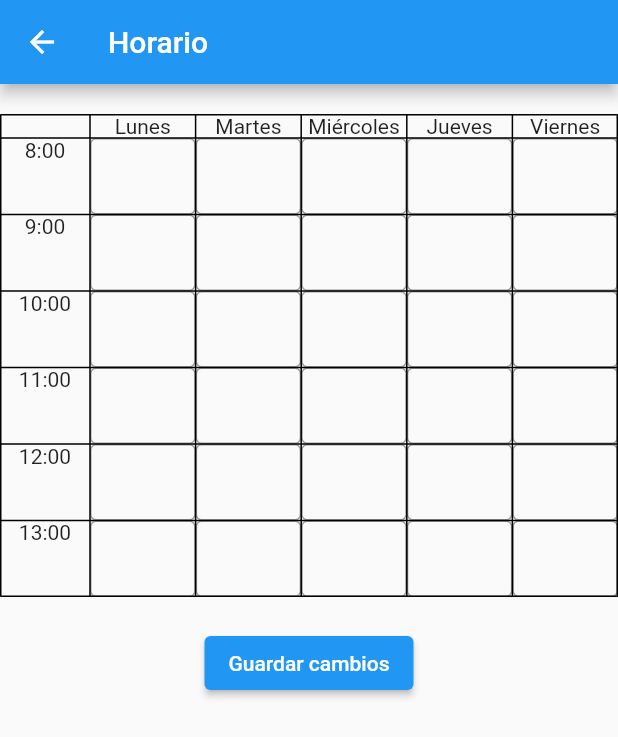
After one commit to iancarcha/portalempleado, a Flutter app: the MyHomePage screen opened directly, in the side drawer, after a tap on "Horario", on a phone screen of 412 x 824 dp. The commit adds this screen. Shown: the top 737 px of the screen. Run offline on Flutter 3.47's test engine with Material 2 defaults, Android fonts, the phone set to English and light mode, and no system bars; our stand-ins replace cloud_firestore, file_picker, firebase_auth, firebase_core, shared_preferences, table_calendar; accounts and stored records are empty.

Commit message:
quitado el eliminar cuenta, añadido horario hay q modificar q esta horrible y comunicaciones tmb q es puta basura y hace daño a la vista.

```diff
--- /dev/null
+++ b/lib/Horario.dart
@@ -0,0 +1,136 @@
+import 'package:flutter/material.dart';
+import 'package:cloud_firestore/cloud_firestore.dart';
+
+class Horario extends StatefulWidget {
+  const Horario({Key? key}) : super(key: key);
+
+  @override
+  _HorarioState createState() => _HorarioState();
+}
+
+class _HorarioState extends State<Horario> {
+  // Días de la semana
+  final List<String> _diasSemana = ['Lunes', 'Martes', 'Miércoles', 'Jueves', 'Viernes'];
+
+  // Horario actual
+  Map<String, List<String>> _horario = {
+    'Lunes': ['', '', '', '', '', ''],
+    'Martes': ['', '', '', '', '', ''],
+    'Miércoles': ['', '', '', '', '', ''],
+    'Jueves': ['', '', '', '', '', ''],
+    'Viernes': ['', '', '', '', '', ''],
+  };
+
+  // Controladores de texto para las celdas de la tabla
+  List<List<TextEditingController>> _controllers = [
+    [for (var i = 0; i < 6; i++) TextEditingController()],
+    [for (var i = 0; i < 6; i++) TextEditingController()],
+    [for (var i = 0; i < 6; i++) TextEditingController()],
+    [for (var i = 0; i < 6; i++) TextEditingController()],
+    [for (var i = 0; i < 6; i++) TextEditingController()],
+  ];
+
+  @override
+  void initState() {
+    super.initState();
+    // Inicializar los controladores de texto con los valores del horario actual
+    for (var i = 0; i < 5; i++) {
+      for (var j = 0; j < 6; j++) {
+        _controllers[i][j].text = _horario[_diasSemana[i]]![j];
+      }
+    }
+  }
+
+  @override
+  Widget build(BuildContext context) {
+    return Scaffold(
+      appBar: AppBar(
+        title: Text('Horario'),
+      ),
+      body: SingleChildScrollView(
+        child: Column(
+          children: [
+            SizedBox(height: 20),
+            Table(
+              border: TableBorder.all(),
+              columnWidths: {
+                0: FixedColumnWidth(60),
+                1: FlexColumnWidth(),
+                2: FlexColumnWidth(),
+                3: FlexColumnWidth(),
+                4: FlexColumnWidth(),
+                5: FlexColumnWidth(),
+              },
+              children: [
+                // Encabezado de la tabla
+                TableRow(
+                  children: [
+                    SizedBox(),
+                    for (var dia in _diasSemana) TableCell(
+                      child: Center(child: Text(dia)),
+                    ),
+                  ],
+                ),
+                // Filas de la tabla con el horario actual
+                for (var hora = 8; hora < 14; hora++) TableRow(
+                  children: [
+                    TableCell(
+                      child: Center(child: Text('$hora:00')),
+                    ),
+                    for (var i = 0; i < 5; i++) TableCell(
+                      child: TextField(
+                        controller: _controllers[i][hora - 8],
+                        decoration: InputDecoration(
+                          border: OutlineInputBorder(),
+                          isDense: true,
+                        ),
+                        textAlign: TextAlign.center,
+                      ),
+                    ),
+                  ],
+                ),
+              ],
+            ),
+            SizedBox(height: 20),
+            ElevatedButton(
+              onPressed: _guardarCambios,
+              child: Text('Guardar cambios'),
+            ),
+          ],
+        ),
+      ),
+    );
+
+  }
+  void _guardarCambios() {
+    // Obtener una instancia de la clase FirebaseFirestore
+    FirebaseFirestore firestore = FirebaseFirestore.instance;
+
+    // Obtener una referencia a la colección "horarios"
+    CollectionReference horarios = firestore.collection('horarios');
+
+    // Crear un nuevo documento en la colección "horarios"
+    DocumentReference nuevoHorario = horarios.doc();
+
+    // Crear un mapa con los datos del horario
+    Map<String, List<String>> datosHorario = {
+      'Lunes': [_controllers[0][0].text, _controllers[0][1].text, _controllers[0][2].text, _controllers[0][3].text, _controllers[0][4].text, _controllers[0][5].text],
+      'Martes': [_controllers[1][0].text, _controllers[1][1].text, _controllers[1][2].text, _controllers[1][3].text, _controllers[1][4].text, _controllers[1][5].text],
+      'Miércoles': [_controllers[2][0].text, _controllers[2][1].text, _controllers[2][2].text, _controllers[2][3].text, _controllers[2][4].text, _controllers[2][5].text],
+      'Jueves': [_controllers[3][0].text, _controllers[3][1].text, _controllers[3][2].text, _controllers[3][3].text, _controllers[3][4].text, _controllers[3][5].text],
+      'Viernes': [_controllers[4][0].text, _controllers[4][1].text, _controllers[4][2].text, _controllers[4][3].text, _controllers[4][4].text, _controllers[4][5].text],
+    };
+// Asignar el mapa como los datos del documento creado
+    nuevoHorario.set(datosHorario).then((value) {
+// Mostrar un mensaje de éxito
+      ScaffoldMessenger.of(context).showSnackBar(
+        SnackBar(content: Text('Horario guardado con éxito')),
+      );
+    }).catchError((error) {
+// Mostrar un mensaje de error
+      ScaffoldMessenger.of(context).showSnackBar(
+        SnackBar(content: Text('Error al guardar el horario')),
+      );
+    });
+  }
+  }
--- a/lib/MyHomePage.dart
+++ b/lib/MyHomePage.dart
@@ -2,12 +2,13 @@ import 'package:firebase_auth/firebase_auth.dart';
 import 'package:flutter/material.dart';
 import 'package:portalempleado/CalendarPage.dart';
 import 'package:portalempleado/ChatScreen.dart';
+import 'package:portalempleado/Comunicacion.dart';
 import 'package:portalempleado/Empleado.dart';
+import 'package:portalempleado/Horario.dart';
 import 'package:portalempleado/LoginPage.dart';
 import 'package:portalempleado/Opciones.dart';
 import 'package:portalempleado/Perfil.dart';
 import 'package:portalempleado/UploadFilePage.dart';
-import 'package:portalempleado/GestorDeProyectos.dart';
 
 class MyHomePage extends StatefulWidget {
   const MyHomePage({Key? key}) : super(key: key);
@@ -21,8 +22,66 @@ class _MyHomePageState extends State<MyHomePage>
   late TabController _tabController;
   late Empleado empleado;
 
+  List<Comunicacion> comunicaciones = [    Comunicacion(      id: '1',      titulo: 'Comunicación 1',      descripcion: 'Descripción de la comunicación 1',      fecha: DateTime.now(),      autor: 'Autor de la comunicación 1',    ),    Comunicacion(      id: '2',      titulo: 'Comunicación 2',      descripcion: 'Descripción de la comunicación 2',      fecha: DateTime.now(),      autor: 'Autor de la comunicación 2',    ),  ];
 
+  void agregarComunicacion() {
+    String titulo = '';
+    String descripcion = '';
 
+    showDialog(
+      context: context,
+      builder: (BuildContext context) {
+        return AlertDialog(
+          title: Text('Agregar comunicación'),
+          content: Column(
+            mainAxisSize: MainAxisSize.min,
+            children: [
+              TextField(
+                decoration: InputDecoration(
+                  labelText: 'Título',
+                ),
+                onChanged: (value) {
+                  titulo = value;
+                },
+              ),
+              TextField(
+                decoration: InputDecoration(
+                  labelText: 'Descripción',
+                ),
+                onChanged: (value) {
+                  descripcion = value;
+                },
+              ),
+            ],
+          ),
+          actions: [
+            TextButton(
+              onPressed: () {
+                Navigator.pop(context);
+              },
+              child: Text('Cancelar'),
+            ),
+            TextButton(
+              onPressed: () {
+                Comunicacion comunicacion = Comunicacion(
+                  id: DateTime.now().millisecondsSinceEpoch.toString(),
+                  titulo: titulo,
+                  descripcion: descripcion,
+                  fecha: DateTime.now(),
+                  autor: empleado.nombre + ' ' + empleado.apellidos,
+                );
+                setState(() {
+                  comunicaciones.add(comunicacion);
+                });
+                Navigator.pop(context);
+              },
+              child: Text('Agregar'),
+            ),
+          ],
+        );
+      },
+    );
+  }
   @override
   void initState() {
     super.initState();
@@ -74,13 +133,28 @@ class _MyHomePageState extends State<MyHomePage>
         ],
         backgroundColor: Color(0xffe06b2c),
       ),
-      body: TabBarView(
-        controller: _tabController,
+      body: Column(
         children: [
-          Center(
-            child: Text('Perfil'),
+          Expanded(
+            child: TabBarView(
+              controller: _tabController,
+              children: [
+            ListView.builder(
+            itemCount: comunicaciones.length,
+              itemBuilder: (BuildContext context, int index) {
+                Comunicacion comunicacion = comunicaciones[index];
+                return ListTile(
+                  title: Text(comunicacion.titulo),
+                  subtitle: Text('${comunicacion.fecha.toString()} por ${comunicacion.autor}'),
+                  onTap: () {
+                    // TODO: Mostrar detalles de la comunicación
+                  },
+                );
+              },
+
+      )
+            ]),
           ),
-
         ],
       ),
       drawer: Drawer(
@@ -145,6 +219,21 @@ class _MyHomePageState extends State<MyHomePage>
               },
             ),
             ListTile(
+              leading: Icon(Icons.access_time_outlined, color: Color(0xffe06b2c)),
+              title: Text(
+                'Horario',
+                style: TextStyle(
+                  color: Colors.black,
+                ),
+              ),
+              onTap: () {
+                Navigator.push(
+                  context,
+                  MaterialPageRoute(builder: (context) => Horario()),
+                );
+              },
+            ),
+            ListTile(
               leading: Icon(Icons.calendar_today, color: Color(0xffe06b2c)),
               title: Text(
                 'Calendario',
```
Also changed, not shown: lib/Comunicacion.dart (added, +15 -0 lines), lib/Opciones.dart (+1 -84 lines).
